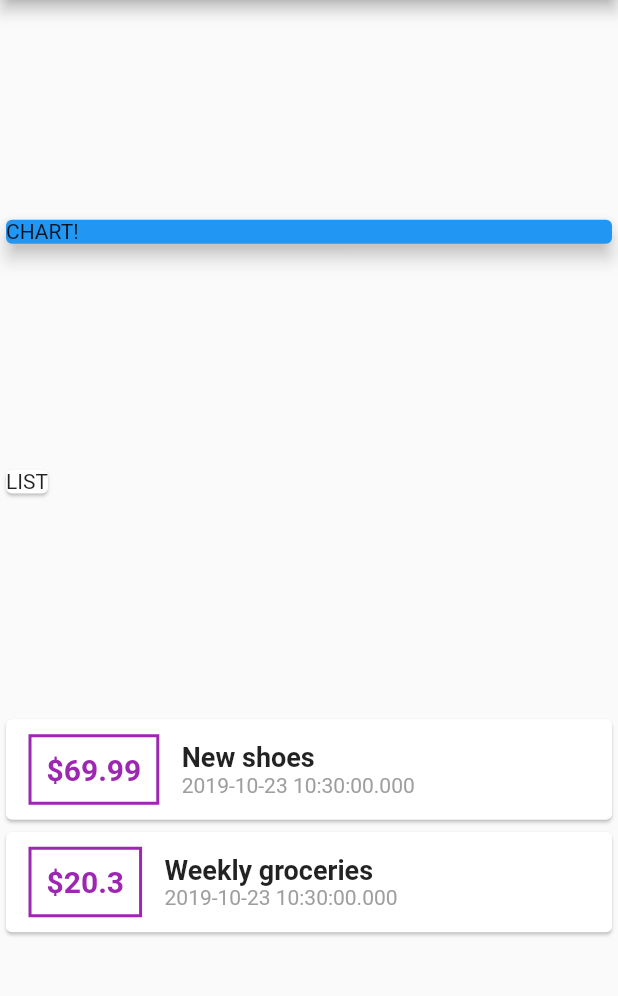
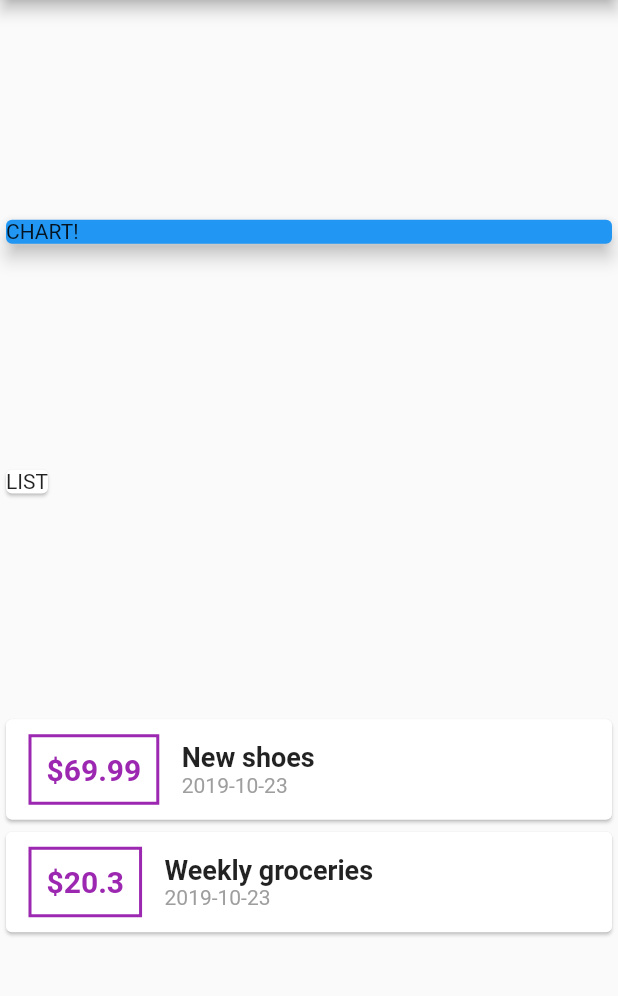
Before and after one commit to Cristhho/personal_expenses, a Flutter app: the screen it shows after launch, on a phone screen of 412 x 824 dp, the part 84-1080 px from its top. Run offline on Flutter 3.47's test engine with Material 2 defaults, Android fonts, the phone set to English and light mode, and no system bars.

Commit message:
Date format

```diff
--- a/lib/main.dart
+++ b/lib/main.dart
@@ -1,4 +1,6 @@
 import 'package:flutter/material.dart';
+import 'package:intl/intl.dart';
+
 import './transaction.dart';
 
 void main() => runApp(MyApp());
@@ -56,7 +58,7 @@ class MyHomePage extends StatelessWidget {
                         EdgeInsets.all(10.0)
                       ),
                       child: Text(
-                        '\$' + trs.amount.toString(),
+                        '\$${trs.amount}',
                         style: TextStyle(fontWeight: FontWeight.bold,
                             fontSize: 20.0, color: Colors.purple),
                       ),
@@ -65,7 +67,9 @@ class MyHomePage extends StatelessWidget {
                       crossAxisAlignment: CrossAxisAlignment.start,
                       children: <Widget>[
                         Text(trs.title, style: TextStyle(fontSize: 18.0, fontWeight: FontWeight.bold)),
-                        Text(trs.date.toString(), style: TextStyle(fontSize: 14.0, color: Colors.grey))
+                        Text(DateFormat('yyyy-MM-dd').format(trs.date),
+                            style: TextStyle(fontSize: 14.0, color: Colors.grey)
+                        )
                       ],
                     )
                   ],
--- a/pubspec.yaml
+++ b/pubspec.yaml
@@ -19,6 +19,7 @@ environment:
 dependencies:
   flutter:
     sdk: flutter
+  intl: ^0.16.0
 
   # The following adds the Cupertino Icons font to your application.
   # Use with the CupertinoIcons class for iOS style icons.
```
Also changed, not shown: pubspec.lock.
